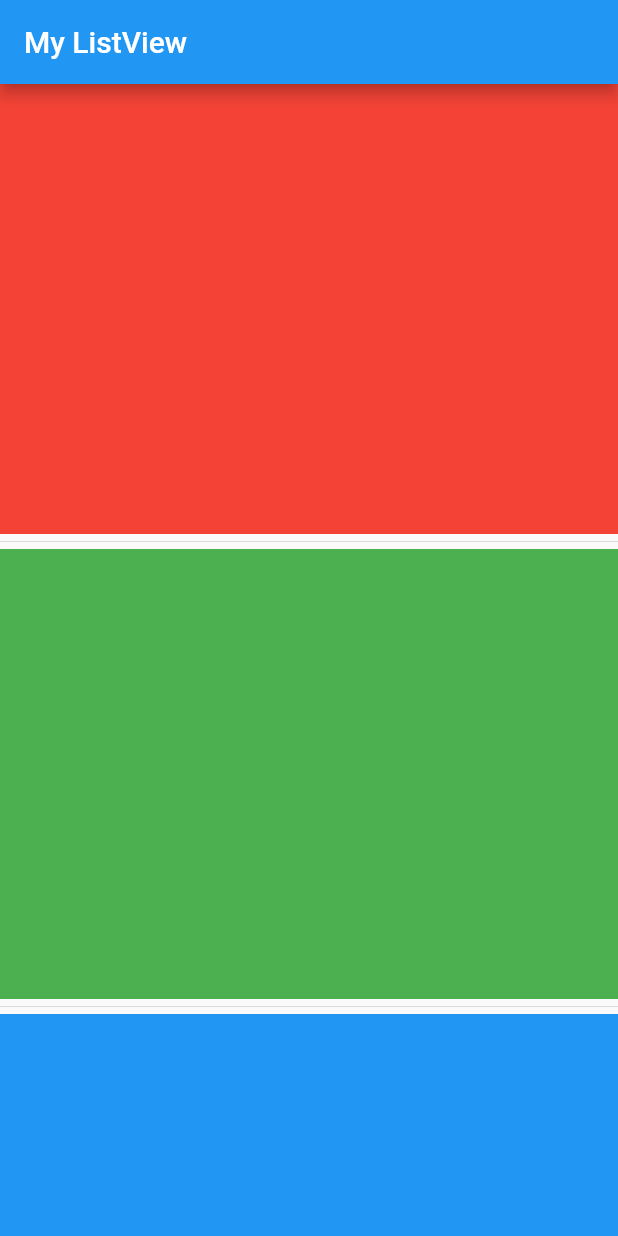
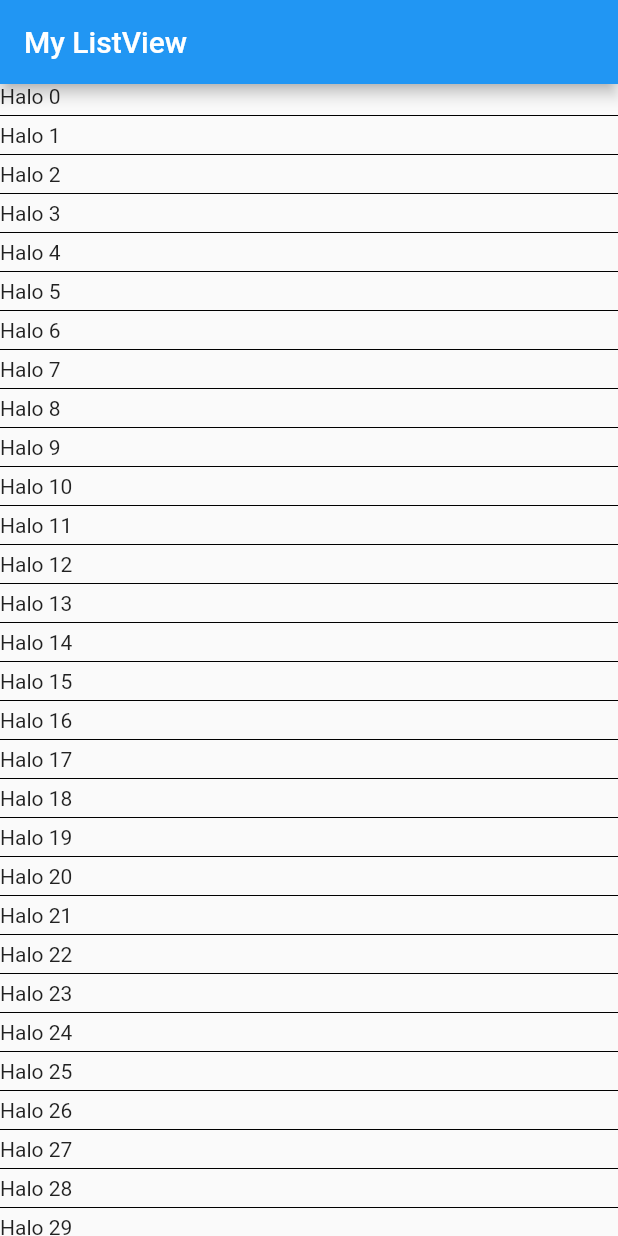
Before and after one commit to khanifzyen/kuldii_project, a Flutter app: the screen it shows after launch, on a phone screen of 412 x 824 dp. Run offline on Flutter 3.47's test engine with Material 2 defaults, Android fonts, the phone set to English and light mode, and no system bars.

Commit message:
listview.separated-generate

```diff
--- a/lib/main.dart
+++ b/lib/main.dart
@@ -1,18 +1,21 @@
 import 'package:flutter/material.dart';
 
 void main() {
-  runApp(const MyApp());
+  runApp(MyApp());
 }
 
 class MyApp extends StatelessWidget {
-  const MyApp({Key? key}) : super(key: key);
+  MyApp({Key? key}) : super(key: key);
 
-  static List<Color> myColor = [
+  final List<Color> myColor = [
     Colors.red,
     Colors.green,
     Colors.blue,
     Colors.yellow,
   ];
+
+  final List<Widget> myList =
+      List.generate(100, (index) => Text("Halo " + index.toString()));
 
   @override
   Widget build(BuildContext context) {
@@ -27,15 +30,12 @@
           separatorBuilder: (context, index) {
             return const Divider(
               height: 10,
+              color: Colors.black,
             );
           },
-          itemCount: myColor.length,
+          itemCount: myList.length,
           itemBuilder: (context, index) {
-            return Container(
-              height: 300,
-              width: 300,
-              color: myColor[index],
-            );
+            return myList[index];
           },
         ),
       ),
```
